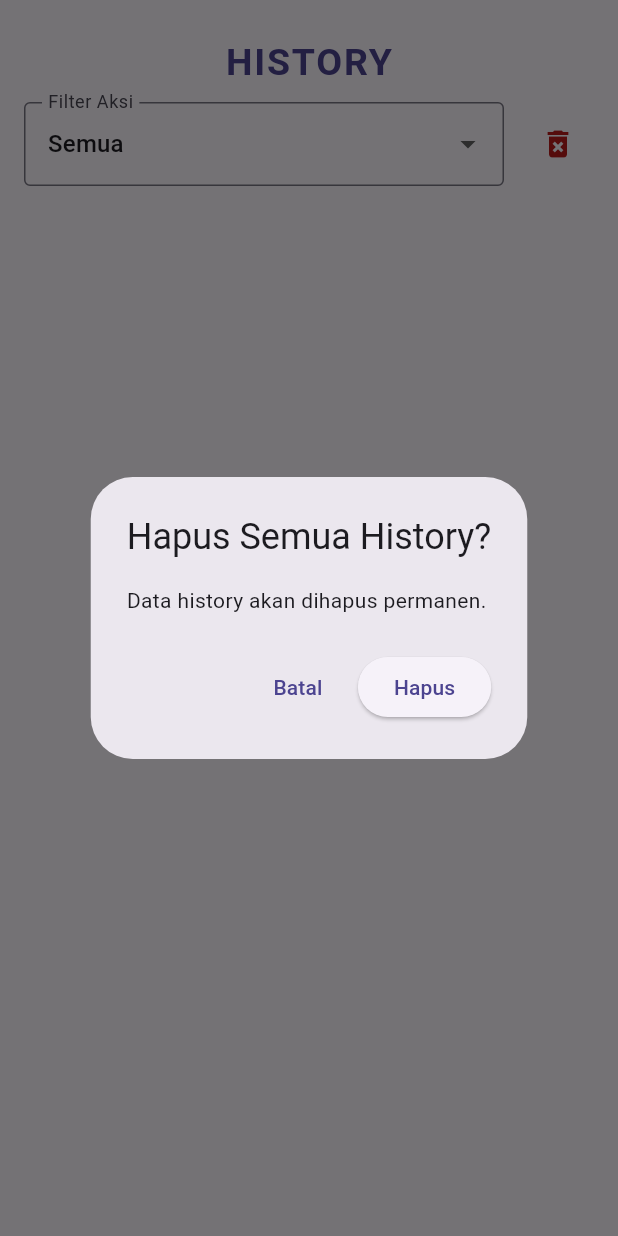
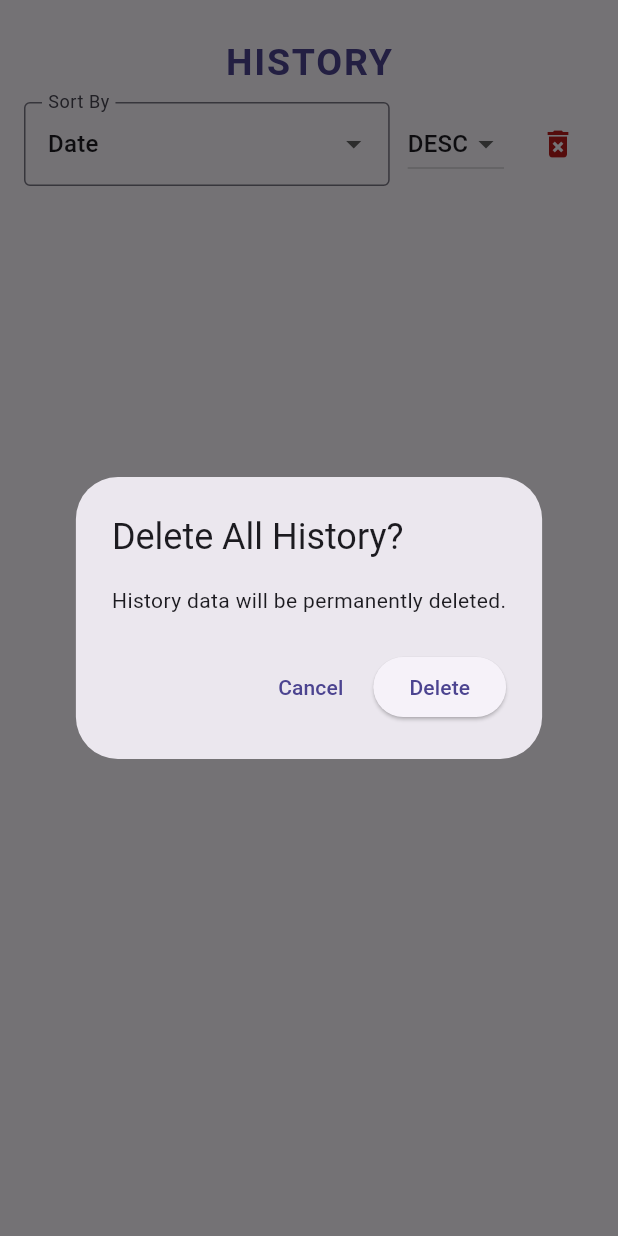
Before and after one commit to TEUNGKU-ZULKIFLI/finance_tracker, a Flutter app: the HistoryPage screen opened directly, after a tap on the "delete forever" icon, on a phone screen of 412 x 824 dp. Run offline on Flutter 3.47's test engine with Material 3 defaults, Android fonts, the phone set to English and light mode, and no system bars; our stand-ins replace sqflite; accounts and stored records are empty.

Commit message:
✨ feat(setting+history): tambah fitur Hapus Semua Data Input & update halaman riwayat dengan sortir (Tanggal, Nama, Tipe, ASC/DESC)

```diff
--- a/lib/pages/history_page.dart
+++ b/lib/pages/history_page.dart
@@ -11,7 +11,8 @@ class HistoryPage extends StatefulWidget {
 
 class _HistoryPageState extends State<HistoryPage> {
   List<UserHistoryModel> historyList = [];
-  String? filterAction;
+  String sortBy = 'timestamp'; // default sort by date
+  bool desc = true; // default descending
 
   @override
   void initState() {
@@ -20,7 +21,7 @@ class _HistoryPageState extends State<HistoryPage> {
   }
 
   Future<void> _loadHistory() async {
-    historyList = await DbService().getHistory();
+    historyList = await DbService().getHistorySorted(sortBy: sortBy, desc: desc);
     setState(() {});
   }
 
@@ -28,15 +29,15 @@ class _HistoryPageState extends State<HistoryPage> {
     final confirm = await showDialog<bool>(
       context: context,
       builder: (context) => AlertDialog(
-        title: const Text('Hapus Semua History?'),
-        content: const Text('Data history akan dihapus permanen.'),
+        title: const Text('Delete All History?'),
+        content: const Text('History data will be permanently deleted.'),
         actions: [
           TextButton(
-            child: const Text('Batal'),
+            child: const Text('Cancel'),
             onPressed: () => Navigator.pop(context, false),
           ),
           ElevatedButton(
-            child: const Text('Hapus'),
+            child: const Text('Delete'),
             onPressed: () => Navigator.pop(context, true),
           ),
         ],
@@ -45,28 +46,18 @@ class _HistoryPageState extends State<HistoryPage> {
     if (confirm == true) {
       await DbService().clearHistory();
       _loadHistory();
-      ScaffoldMessenger.of(context).showSnackBar(
-        const SnackBar(content: Text('History berhasil dihapus')),
-      );
+      if (context.mounted) {
+        // ignore: use_build_context_synchronously
+        ScaffoldMessenger.of(context).showSnackBar(
+          const SnackBar(content: Text('History successfully deleted')),
+        );
+      }
     }
-  }
-
-  List<UserHistoryModel> get filteredHistory {
-    if (filterAction == null || filterAction == 'ALL') return historyList;
-    return historyList.where((h) => h.action == filterAction).toList();
   }
 
   @override
   Widget build(BuildContext context) {
     final colorScheme = Theme.of(context).colorScheme;
-    final actions = [
-      'ALL',
-      'create_input',
-      'delete_input',
-      'create_card',
-      'update_card',
-      'delete_card',
-    ];
     return Scaffold(
       body: Column(
         children: [
@@ -88,23 +79,37 @@ class _HistoryPageState extends State<HistoryPage> {
               children: [
                 Expanded(
                   child: DropdownButtonFormField<String>(
-                    value: filterAction ?? 'ALL',
+                    initialValue: sortBy,
                     decoration: const InputDecoration(
-                      labelText: 'Filter Aksi',
+                      labelText: 'Sort By',
                       border: OutlineInputBorder(),
                     ),
-                    items: actions.map((act) {
-                      return DropdownMenuItem(
-                        value: act,
-                        child: Text(act == 'ALL' ? 'Semua' : act),
-                      );
-                    }).toList(),
+                    items: [
+                      DropdownMenuItem(value: 'timestamp', child: Text('Date')),
+                      DropdownMenuItem(value: 'desc', child: Text('Name')),
+                      DropdownMenuItem(value: 'action', child: Text('Type')),
+                    ],
                     onChanged: (val) {
                       setState(() {
-                        filterAction = val;
+                        sortBy = val!;
+                        _loadHistory();
                       });
                     },
                   ),
+                ),
+                const SizedBox(width: 12),
+                DropdownButton<bool>(
+                  value: desc,
+                  items: [
+                    DropdownMenuItem(value: true, child: Text('DESC')),
+                    DropdownMenuItem(value: false, child: Text('ASC')),
+                  ],
+                  onChanged: (val) {
+                    setState(() {
+                      desc = val!;
+                      _loadHistory();
+                    });
+                  },
                 ),
                 const SizedBox(width: 12),
                 IconButton(
@@ -116,12 +121,12 @@ class _HistoryPageState extends State<HistoryPage> {
             ),
           ),
           Expanded(
-            child: filteredHistory.isEmpty
-                ? const Center(child: Text('Belum ada history'))
+            child: historyList.isEmpty
+                ? const Center(child: Text('No history available'))
                 : ListView.builder(
-                    itemCount: filteredHistory.length,
+                    itemCount: historyList.length,
                     itemBuilder: (context, index) {
-                      final h = filteredHistory[index];
+                      final h = historyList[index];
                       return ListTile(
                         leading: Icon(
                           _getIcon(h.action),
@@ -150,15 +155,15 @@ class _HistoryPageState extends State<HistoryPage> {
 
   IconData _getIcon(String action) {
     switch (action) {
-      case 'create_input':
+      case 'CREATE_INPUT':
         return Icons.add_circle_outline;
-      case 'delete_input':
+      case 'DELETE_INPUT':
         return Icons.remove_circle_outline;
-      case 'create_card':
+      case 'CREATE_CARD':
         return Icons.credit_card;
-      case 'update_card':
+      case 'UPDATE_CARD':
         return Icons.edit;
-      case 'delete_card':
+      case 'DELETE_CARD':
         return Icons.delete;
       default:
         return Icons.history;
--- a/lib/pages/setting_page.dart
+++ b/lib/pages/setting_page.dart
@@ -1,4 +1,5 @@
 import 'package:flutter/material.dart';
+import 'package:finance_tracker/services/db_service.dart';
 
 class SettingPage extends StatefulWidget {
   const SettingPage({super.key});
@@ -49,14 +50,12 @@ class _SettingPageState extends State<SettingPage> {
             },
           ),
           const Divider(),
-          _buildListTile(
-            icon: Icons.warning,
-            iconColor: Colors.orange,
-            title: 'Delete All Data Input',
-            onTap: () {
-              // TODO: Implement delete all data input
-            },
-          ),
+_buildListTile(
+  icon: Icons.warning,
+  iconColor: Colors.orange,
+  title: 'Delete All Data Input',
+  onTap: () => _confirmDeleteAll(context),
+),
           const Divider(),
           ListTile(
             leading: const Icon(Icons.info_outline),
@@ -118,6 +117,7 @@ class _SettingPageState extends State<SettingPage> {
               shape: RoundedRectangleBorder(
                 borderRadius: BorderRadius.circular(24),
               ),
+              // ignore: deprecated_member_use
               backgroundColor: colorScheme.surface.withOpacity(0.98),
               elevation: 16,
               contentPadding: const EdgeInsets.symmetric(
@@ -140,6 +140,7 @@ class _SettingPageState extends State<SettingPage> {
                       ),
                       boxShadow: [
                         BoxShadow(
+                          // ignore: deprecated_member_use
                           color: colorScheme.primary.withOpacity(0.25),
                           blurRadius: 16,
                           offset: const Offset(0, 8),
@@ -163,6 +164,7 @@ class _SettingPageState extends State<SettingPage> {
                       letterSpacing: 1.5,
                       shadows: [
                         Shadow(
+                          // ignore: deprecated_member_use
                           color: colorScheme.primary.withOpacity(0.3),
                           blurRadius: 8,
                           offset: const Offset(0, 2),
@@ -174,6 +176,7 @@ class _SettingPageState extends State<SettingPage> {
                   const SizedBox(height: 10),
                   Divider(
                     thickness: 1.2,
+                    // ignore: deprecated_member_use
                     color: colorScheme.primary.withOpacity(0.18),
                     indent: 24,
                     endIndent: 24,
@@ -210,7 +213,7 @@ class _SettingPageState extends State<SettingPage> {
               actions: [
                 TextButton(
                   child: Text(
-                    'Tutup',
+                    'CLOSE',
                     style: TextStyle(
                       color: colorScheme.primary,
                       fontWeight: FontWeight.bold,
@@ -226,4 +229,38 @@ class _SettingPageState extends State<SettingPage> {
       },
     );
   }
+
+  Future<void> _confirmDeleteAll(BuildContext context) async {
+  final colorScheme = Theme.of(context).colorScheme;
+  final result = await showDialog<bool>(
+    context: context,
+    builder: (ctx) => AlertDialog(
+      title: const Text('Delete All Data'),
+      content: const Text('Are you sure you want to delete all input data? This action cannot be undone.'),
+      actions: [
+        TextButton(
+          child: Text('Cancel', style: TextStyle(color: colorScheme.secondary)),
+          onPressed: () => Navigator.of(ctx).pop(false),
+        ),
+        TextButton(
+          child: Text('Delete', style: TextStyle(color: colorScheme.error)),
+          onPressed: () => Navigator.of(ctx).pop(true),
+        ),
+      ],
+    ),
+  );
+  if (result == true) {
+    await DbService.clearAll();
+      await DbService().insertHistory(
+    'DELETE_INPUT',
+    'All input data deleted',
+    DateTime.now().toIso8601String(),
+  );
+    if (context.mounted) {
+      ScaffoldMessenger.of(context).showSnackBar(
+        SnackBar(content: Text('All input data deleted successfully!')),
+      );
+    }
+  }
 }
+}
--- a/lib/services/db_service.dart
+++ b/lib/services/db_service.dart
@@ -1,4 +1,5 @@
 import 'package:sqflite/sqflite.dart';
+// ignore: depend_on_referenced_packages
 import 'package:path/path.dart';
 import 'dart:io';
 import '../models/date_model.dart';
@@ -130,6 +131,19 @@ Future<List<UserHistoryModel>> getHistory() async {
   return res.map((e) => UserHistoryModel.fromMap(e)).toList();
 }
 
+Future<List<UserHistoryModel>> getHistorySorted({
+  String sortBy = 'timestamp',
+  bool desc = true,
+}) async {
+  final db = await database;
+  final order = desc ? 'DESC' : 'ASC';
+  final res = await db.query(
+    'user_history',
+    orderBy: '$sortBy $order',
+  );
+  return res.map((e) => UserHistoryModel.fromMap(e)).toList();
+}
+
   Future<int> clearHistory() async {
     final db = await database;
     return await db.delete('user_history');
```
